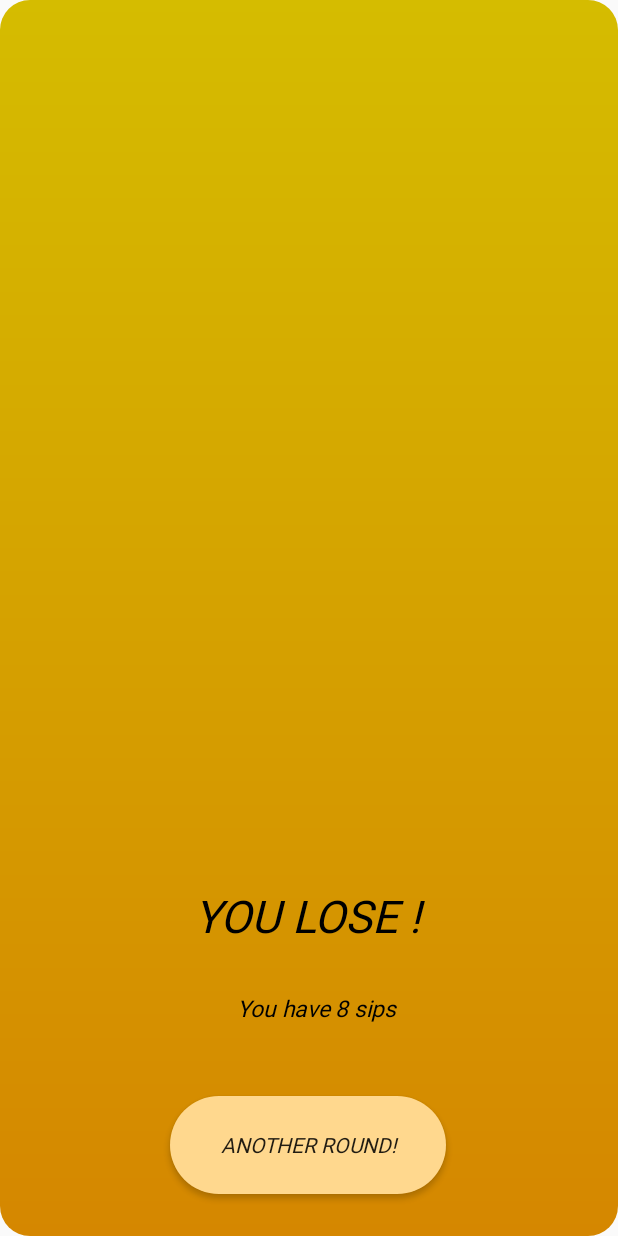
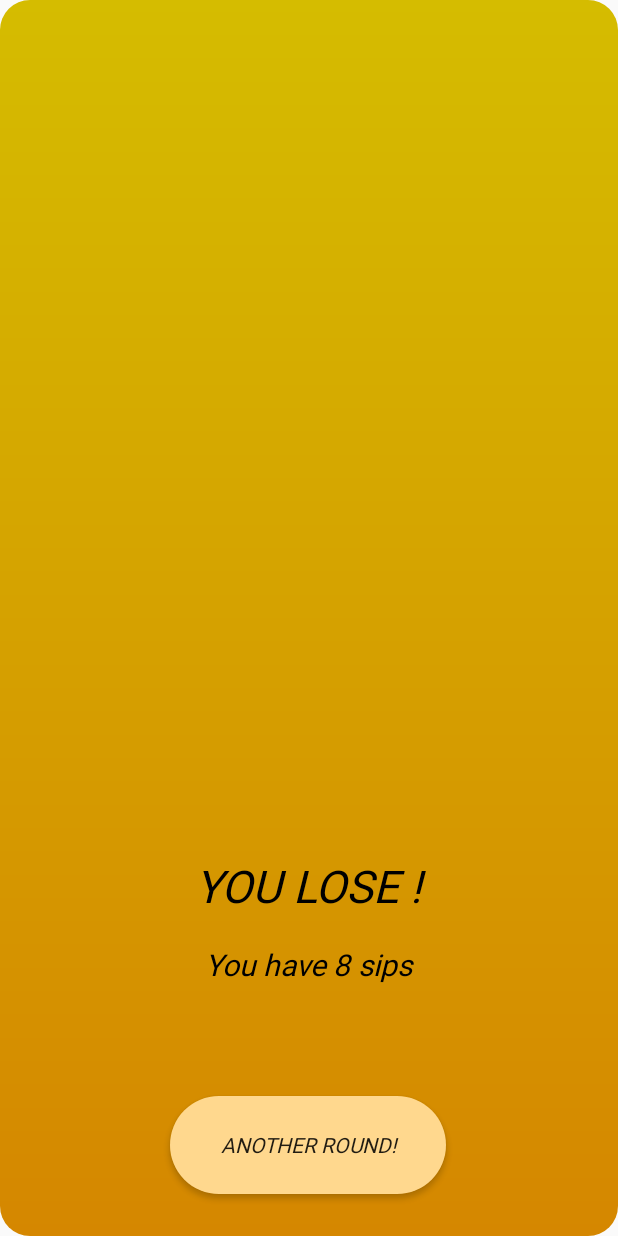
Before and after one commit to Term164/RNG_Drinks, an Android app: the layout activity_pop.xml on its own in the app's theme, with its tools: preview values and no code run, on a phone screen of 412 x 824 dp. Run offline under Robolectric (Android 15) with nearby library versions, the phone set to English and light mode, and no system bars; Roboto replaces fonts that are not available here.

Commit message:
- Fixed the custom randomization - Fixed the impossible numbers entered (0/1) - Reworked the popup activity so it can be used everywhere
Signed-off-by: Jani Banigev <jani.bangiev@gmail.com>

```diff
--- a/app/src/main/res/layout/activity_main.xml
+++ b/app/src/main/res/layout/activity_main.xml
@@ -33,7 +33,7 @@
         app:layout_constraintStart_toStartOf="parent" />
 
     <TextView
-        android:id="@+id/sips_text"
+        android:id="@+id/Sub_message"
         android:layout_width="wrap_content"
         android:layout_height="wrap_content"
         android:fontFamily="@font/custom_font"
--- a/app/src/main/res/layout/activity_pop.xml
+++ b/app/src/main/res/layout/activity_pop.xml
@@ -22,37 +22,36 @@
         app:layout_constraintStart_toStartOf="parent" />
 
     <TextView
-        android:id="@+id/sips_text"
-        android:layout_width="348dp"
-        android:layout_height="33dp"
-        android:layout_marginBottom="4dp"
+        android:id="@+id/Sub_message"
+        android:layout_width="360dp"
+        android:layout_height="47dp"
         android:fontFamily="@font/custom_font"
         android:text="You have 8 sips"
         android:textAlignment="center"
         android:textColor="#000000"
-        android:textSize="15sp"
+        android:textSize="20sp"
         android:textStyle="italic"
-        app:layout_constraintBottom_toTopOf="@+id/endMessage"
+        app:layout_constraintBottom_toTopOf="@+id/Optional_message"
         app:layout_constraintEnd_toEndOf="parent"
-        app:layout_constraintHorizontal_bias="0.571"
+        app:layout_constraintHorizontal_bias="0.49"
         app:layout_constraintStart_toStartOf="parent" />
 
     <TextView
-        android:id="@+id/endMessage"
-        android:layout_width="339dp"
-        android:layout_height="20dp"
+        android:id="@+id/Optional_message"
+        android:layout_width="379dp"
+        android:layout_height="42dp"
         android:layout_marginBottom="12dp"
         android:fontFamily="@font/custom_font"
         android:textAlignment="center"
         android:textColor="#000000"
-        android:textSize="7sp"
+        android:textSize="15sp"
         android:textStyle="italic"
         app:layout_constraintBottom_toTopOf="@+id/close_btn"
         app:layout_constraintEnd_toEndOf="parent"
         app:layout_constraintStart_toStartOf="parent" />
 
     <TextView
-        android:id="@+id/textView4"
+        android:id="@+id/Title_Message"
         android:layout_width="360dp"
         android:layout_height="59dp"
         android:fontFamily="@font/custom_font"
@@ -61,10 +60,10 @@
         android:textColor="#000000"
         android:textSize="30sp"
         android:textStyle="italic"
-        app:layout_constraintBottom_toTopOf="@+id/sips_text"
+        app:layout_constraintBottom_toTopOf="@+id/Sub_message"
         app:layout_constraintEnd_toEndOf="parent"
-        app:layout_constraintHorizontal_bias="0.478"
+        app:layout_constraintHorizontal_bias="0.49"
         app:layout_constraintStart_toStartOf="parent"
         app:layout_constraintTop_toTopOf="parent"
-        app:layout_constraintVertical_bias="0.98" />
+        app:layout_constraintVertical_bias="1.0" />
 </androidx.constraintlayout.widget.ConstraintLayout>
```
Also changed, not shown: app/src/main/java/com/example/randomdrinks/GameActivity.java (+22 -0 lines), app/src/main/java/com/example/randomdrinks/MainActivity.java (+16 -14 lines), app/src/main/java/com/example/randomdrinks/PopActivity.java (+33 -24 lines), app/src/main/java/com/example/randomdrinks/SetupMenu.java (+10 -4 lines).
